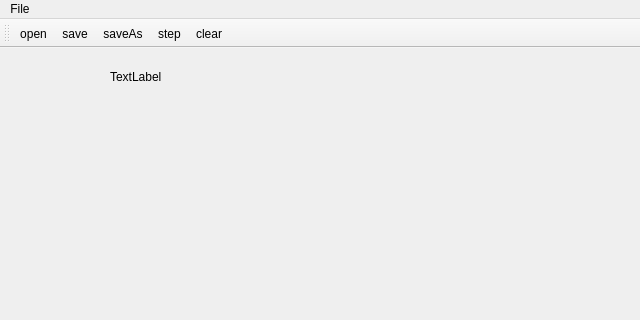
Before: the Qt Designer form mainwindow.ui in dridk/estel, drawn with Qt 5; both pictures show x 0 to 640 and y 0 to 320 of the 640 by 480 pixel window.
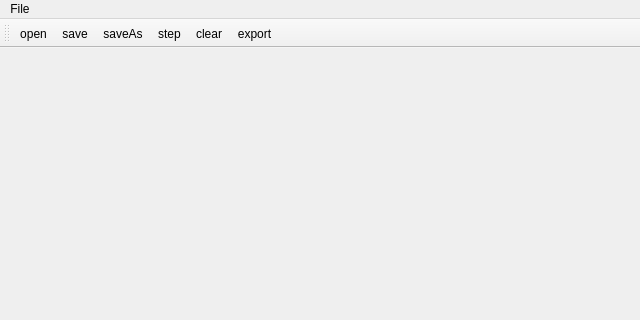
After: the same form once the commit is applied. Icons and pictures are not drawn.

Commit message: add showGrid(bool show) method for grid and try the export grid button

Patch:
```diff
--- a/mainwindow.ui
+++ b/mainwindow.ui
@@ -13,21 +13,7 @@
   <property name="windowTitle">
    <string>MainWindow</string>
   </property>
-  <widget class="QWidget" name="centralwidget">
-   <widget class="QLabel" name="label">
-    <property name="geometry">
-     <rect>
-      <x>110</x>
-      <y>20</y>
-      <width>67</width>
-      <height>17</height>
-     </rect>
-    </property>
-    <property name="text">
-     <string>TextLabel</string>
-    </property>
-   </widget>
-  </widget>
+  <widget class="QWidget" name="centralwidget"/>
   <widget class="QMenuBar" name="menubar">
    <property name="geometry">
     <rect>
@@ -72,6 +58,7 @@
    <addaction name="actionSaveAs"/>
    <addaction name="actionStep"/>
    <addaction name="actionClear"/>
+   <addaction name="actionExport"/>
   </widget>
   <action name="actionOpen">
    <property name="icon">
@@ -114,6 +101,11 @@
     <string>clear</string>
    </property>
   </action>
+  <action name="actionExport">
+   <property name="text">
+    <string>export</string>
+   </property>
+  </action>
  </widget>
  <resources>
   <include location="gfx/gfx.qrc"/>
```
Left out of the diff: 2 changed lines with no effect on the pictures. The commit also changes 7 other files.
